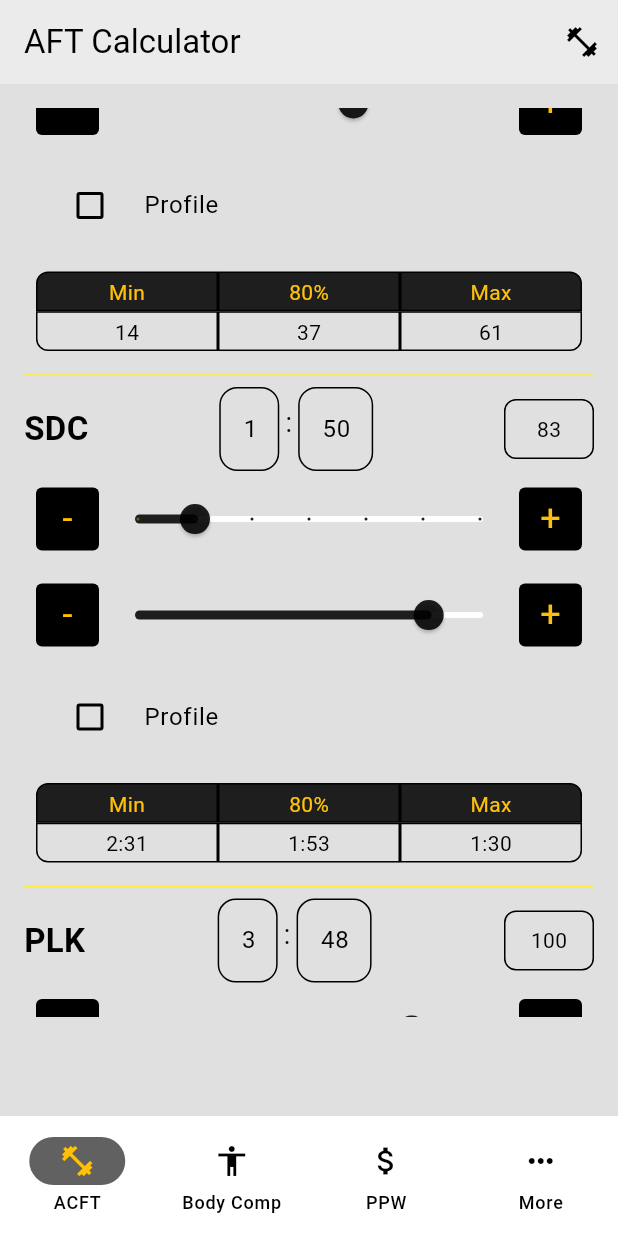
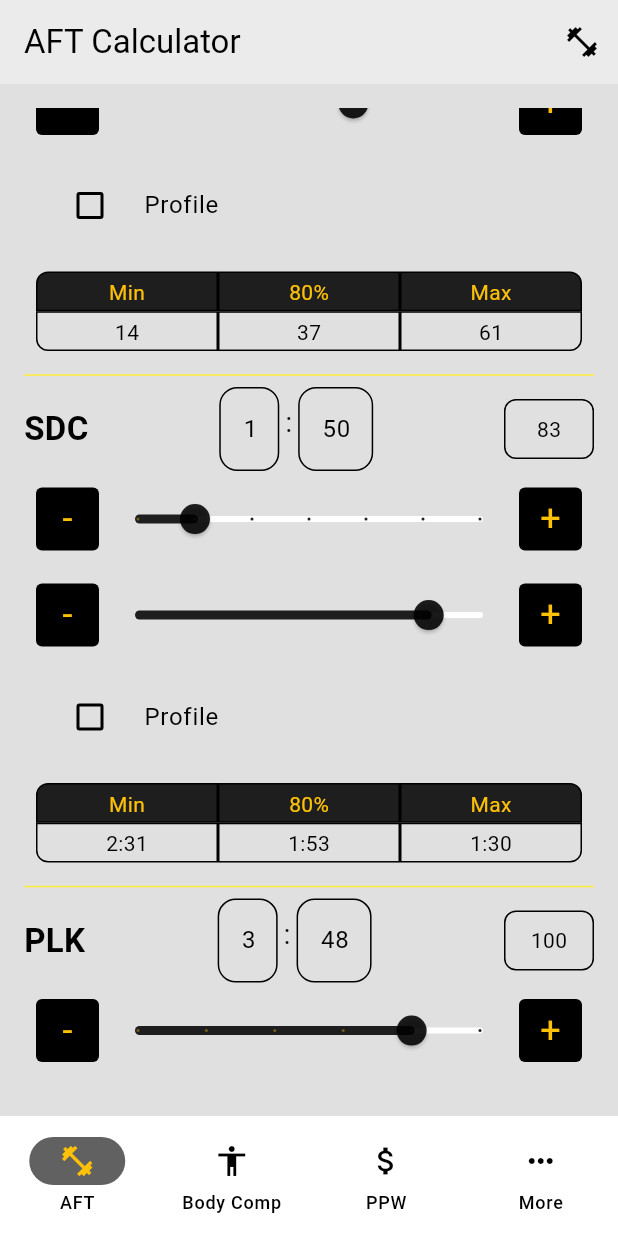
Before and after one commit to nonComBen/army_fitness_calculator, a Flutter app: the screen it shows after launch, scrolled down 576 dp, on a phone screen of 412 x 824 dp. Run offline on Flutter 3.47's test engine with Material 3 defaults, Android fonts, the phone set to English and light mode, and no system bars; drawn by our look-alikes of google_mobile_ads; our stand-ins replace cloud_functions, firebase_analytics, firebase_core, firebase_crashlytics, fl_chart, flutter_riverpod and 6 more; missing offline and left inert: pull_down_button, rate_my_app, syncfusion_flutter_pdf; accounts and stored records are empty; generated files the repository leaves out were written again.

Commit message:
update android sdk and gradle

```diff
--- a/lib/methods/download_5500.dart
+++ b/lib/methods/download_5500.dart
@@ -3,7 +3,7 @@ import 'dart:io';
 import 'package:flutter/material.dart';
 import 'package:flutter/services.dart';
 import 'package:fluttertoast/fluttertoast.dart';
-import 'package:open_file_plus/open_file_plus.dart';
+import 'package:open_file/open_file.dart';
 import 'package:path_provider/path_provider.dart';
 import 'package:syncfusion_flutter_pdf/pdf.dart';
 
--- a/lib/methods/download_5501.dart
+++ b/lib/methods/download_5501.dart
@@ -3,7 +3,7 @@ import 'dart:io';
 import 'package:flutter/material.dart';
 import 'package:flutter/services.dart';
 import 'package:fluttertoast/fluttertoast.dart';
-import 'package:open_file_plus/open_file_plus.dart';
+import 'package:open_file/open_file.dart';
 import 'package:path_provider/path_provider.dart';
 import 'package:syncfusion_flutter_pdf/pdf.dart';
 
--- a/lib/methods/download_acft.dart
+++ b/lib/methods/download_acft.dart
@@ -3,7 +3,7 @@ import 'dart:io';
 import 'package:flutter/material.dart';
 import 'package:flutter/services.dart';
 import 'package:fluttertoast/fluttertoast.dart';
-import 'package:open_file_plus/open_file_plus.dart';
+import 'package:open_file/open_file.dart';
 import 'package:path_provider/path_provider.dart';
 import 'package:syncfusion_flutter_pdf/pdf.dart';
 
--- a/lib/methods/download_apft.dart
+++ b/lib/methods/download_apft.dart
@@ -3,7 +3,7 @@ import 'dart:io';
 import 'package:flutter/material.dart';
 import 'package:flutter/services.dart';
 import 'package:fluttertoast/fluttertoast.dart';
-import 'package:open_file_plus/open_file_plus.dart';
+import 'package:open_file/open_file.dart';
 import 'package:path_provider/path_provider.dart';
 import 'package:syncfusion_flutter_pdf/pdf.dart';
 
--- a/lib/pages/settings_page.dart
+++ b/lib/pages/settings_page.dart
@@ -200,7 +200,7 @@ class _SettingsPageState extends ConsumerState<SettingsPage> {
                     children: <Widget>[
                       PlatformItemPicker(
                         label: Text(
-                          'Default ACFT Aerobic Event',
+                          'Default AFT/ACFT Aerobic Event',
                           style: TextStyle(
                               color: getTextColor(
                             context,
--- a/lib/providers/premium_state_provider.dart
+++ b/lib/providers/premium_state_provider.dart
@@ -4,7 +4,7 @@ final premiumStateProvider =
     StateNotifierProvider<PremiumState, bool>((ref) => PremiumState());
 
 class PremiumState extends StateNotifier<bool> {
-  PremiumState() : super(false);
+  PremiumState() : super(true);
 
   void setState(bool isPremium) {
     state = isPremium;
--- a/lib/widgets/platform_widgets/platform_home_page.dart
+++ b/lib/widgets/platform_widgets/platform_home_page.dart
@@ -112,7 +112,7 @@ class _AndroidHomePageState extends ConsumerState<AndroidHomePage> {
             icon: Icon(
               Icons.fitness_center,
             ),
-            label: 'ACFT',
+            label: 'AFT',
           ),
           NavigationDestination(
             icon: Icon(
@@ -198,7 +198,7 @@ class _IOSHomePageState extends ConsumerState<IOSHomePage> {
       tabBar: CupertinoTabBar(
         items: [
           BottomNavigationBarItem(
-            label: 'ACFT',
+            label: 'AFT',
             icon: Icon(CupertinoIcons.stopwatch_fill),
           ),
           BottomNavigationBarItem(
--- a/pubspec.yaml
+++ b/pubspec.yaml
@@ -1,6 +1,6 @@
 name: acft_calculator
 description: A new Flutter application.
-version: 2.2.10
+version: 2.3.0
 
 environment:
   sdk: '>=2.17.0 <3.0.0'
@@ -21,8 +21,8 @@ dependencies:
   google_mobile_ads: ^6.0.0
   in_app_purchase: ^3.1.13
   intl: ^0.20.2
-  launch_review: ^3.0.1
-  open_file_plus: ^3.4.1+1
+  # open_file_plus: ^3.4.1+1
+  open_file: ^3.5.10
   path_provider: ^2.1.4
   permission_handler: ^12.0.0+1
   pull_down_button: ^0.10.1
```
Also changed, not shown: 8 other files.
